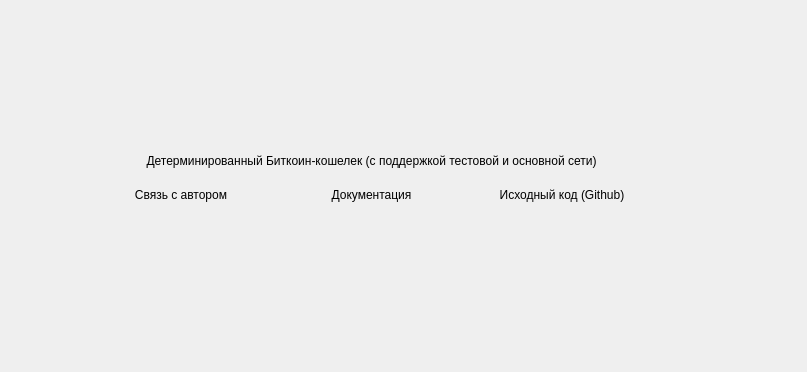
Old version of the form simple_bitcoin_wallet/ui/form.ui in the repository gberdyshev/simple-bitcoin-wallet; both pictures show x 219 to 1026 and y 161 to 533 of the 1026 by 533 pixel window.
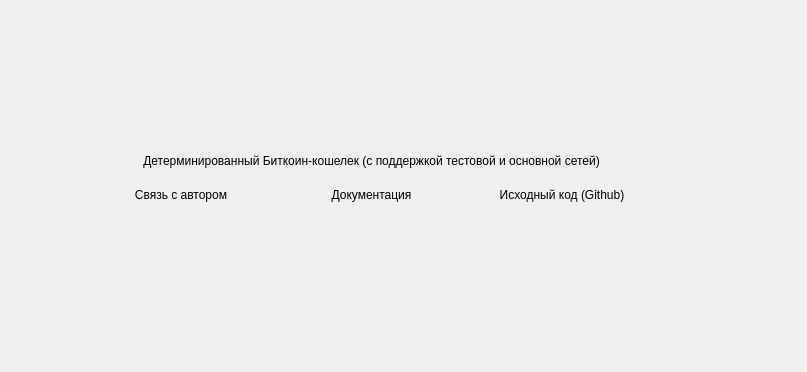
New version of the form. The open tabs and pages were chosen to show the change. Icons and pictures are not drawn.

Patch:
```diff
--- a/simple_bitcoin_wallet/ui/form.ui
+++ b/simple_bitcoin_wallet/ui/form.ui
@@ -138,7 +138,7 @@
        <item>
         <widget class="QLabel" name="label_16">
          <property name="text">
-          <string>Детерминированный Биткоин-кошелек (с поддержкой тестовой и основной сети)</string>
+          <string>Детерминированный Биткоин-кошелек (с поддержкой тестовой и основной сетей)</string>
          </property>
          <property name="alignment">
           <set>Qt::AlignCenter</set>
```
